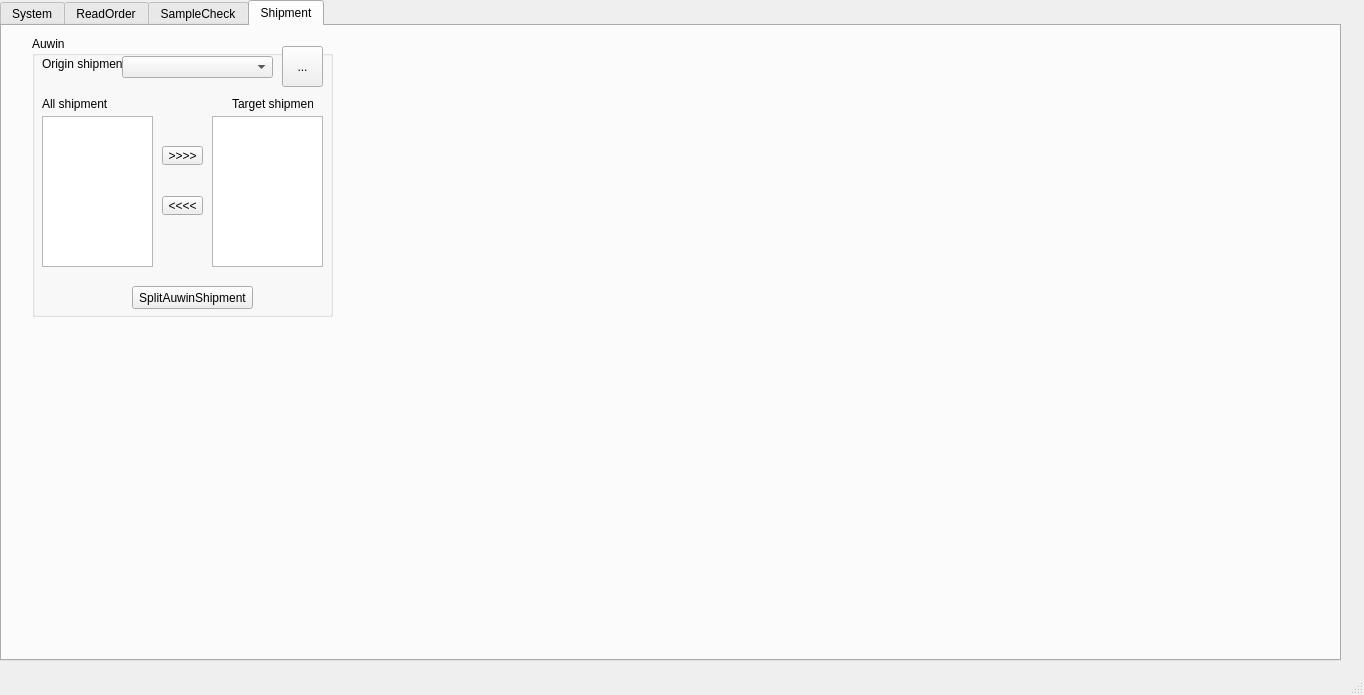
Old version of the form TISDesk/TIS_mainwindow.ui in the repository GdRaymond/TISProduction.
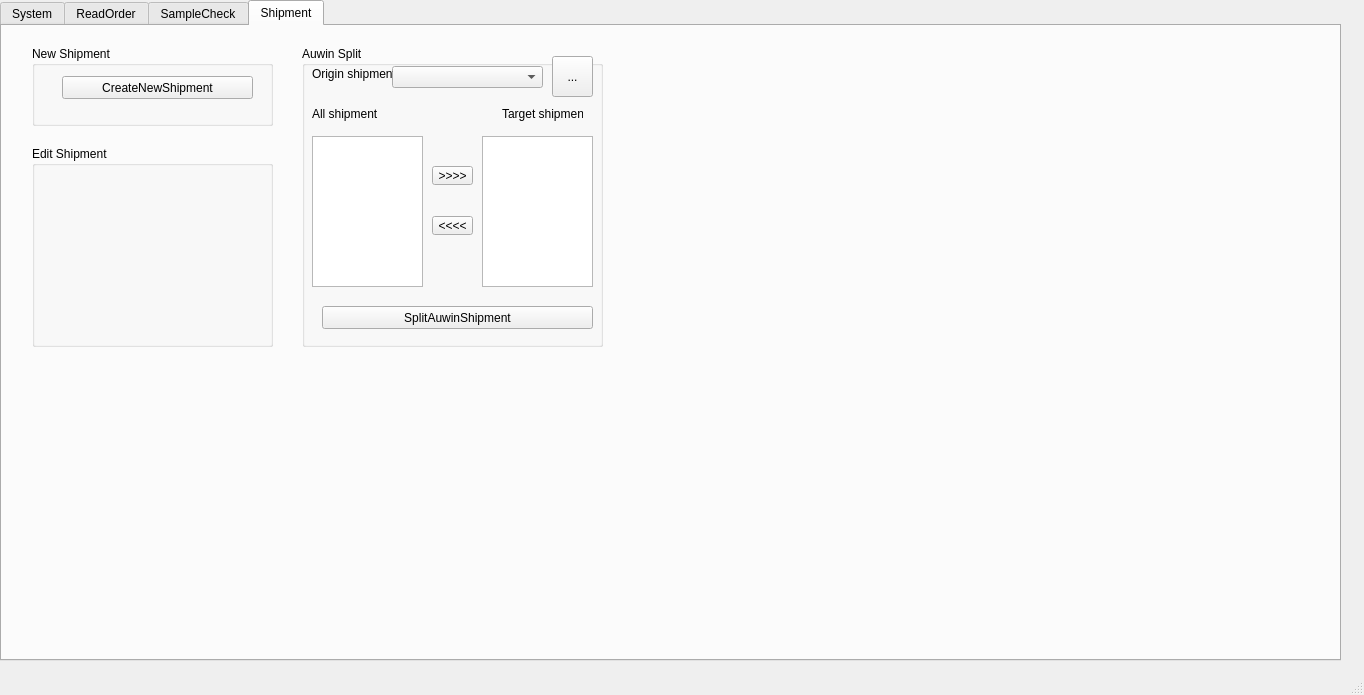
New version of the form. Icons and pictures are not drawn.

The edit to the form file:
```diff
--- a/TISDesk/TIS_mainwindow.ui
+++ b/TISDesk/TIS_mainwindow.ui
@@ -568,21 +568,21 @@
      <widget class="QGroupBox" name="groupBox_3">
       <property name="geometry">
        <rect>
-        <x>30</x>
-        <y>10</y>
+        <x>300</x>
+        <y>20</y>
         <width>301</width>
-        <height>281</height>
+        <height>301</height>
        </rect>
       </property>
       <property name="title">
-       <string>Auwin</string>
+       <string>Auwin Split</string>
       </property>
       <widget class="QPushButton" name="btnAuwinSplit">
        <property name="geometry">
         <rect>
-         <x>100</x>
-         <y>250</y>
-         <width>121</width>
+         <x>20</x>
+         <y>260</y>
+         <width>271</width>
          <height>23</height>
         </rect>
        </property>
@@ -617,7 +617,7 @@
        <property name="geometry">
         <rect>
          <x>10</x>
-         <y>80</y>
+         <y>90</y>
          <width>111</width>
          <height>151</height>
         </rect>
@@ -640,7 +640,7 @@
        <property name="geometry">
         <rect>
          <x>180</x>
-         <y>80</y>
+         <y>90</y>
          <width>111</width>
          <height>151</height>
         </rect>
@@ -663,7 +663,7 @@
        <property name="geometry">
         <rect>
          <x>130</x>
-         <y>110</y>
+         <y>120</y>
          <width>41</width>
          <height>19</height>
         </rect>
@@ -676,7 +676,7 @@
        <property name="geometry">
         <rect>
          <x>130</x>
-         <y>160</y>
+         <y>170</y>
          <width>41</width>
          <height>19</height>
         </rect>
@@ -709,6 +709,45 @@
        </property>
       </widget>
      </widget>
+     <widget class="QGroupBox" name="groupBox_4">
+      <property name="geometry">
+       <rect>
+        <x>30</x>
+        <y>20</y>
+        <width>241</width>
+        <height>80</height>
+       </rect>
+      </property>
+      <property name="title">
+       <string>New Shipment</string>
+      </property>
+      <widget class="QPushButton" name="btn_new_shipment">
+       <property name="geometry">
+        <rect>
+         <x>30</x>
+         <y>30</y>
+         <width>191</width>
+         <height>23</height>
+        </rect>
+       </property>
+       <property name="text">
+        <string>CreateNewShipment</string>
+       </property>
+      </widget>
+     </widget>
+     <widget class="QGroupBox" name="groupBox_5">
+      <property name="geometry">
+       <rect>
+        <x>30</x>
+        <y>120</y>
+        <width>241</width>
+        <height>201</height>
+       </rect>
+      </property>
+      <property name="title">
+       <string>Edit Shipment</string>
+      </property>
+     </widget>
     </widget>
    </widget>
   </widget>
```
